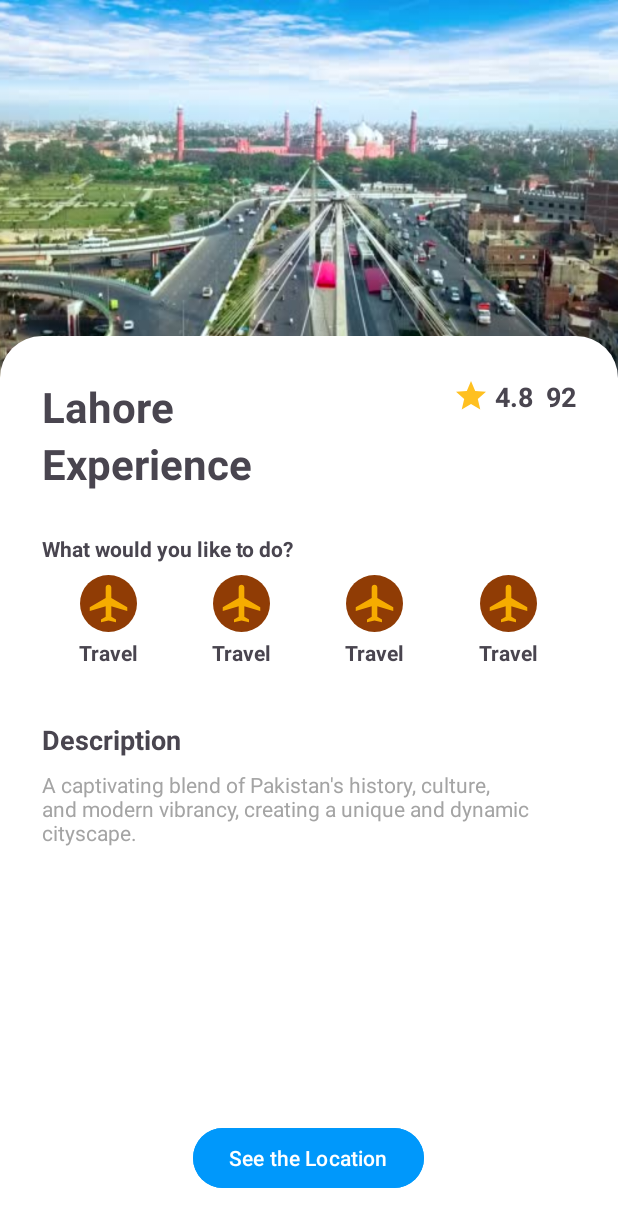
After one commit to SJPersonalProjects/Your-Guide, an Android app: the LahoreCityActivity screen opened directly, with no data from a screen before it, on a phone screen of 412 x 824 dp. The commit adds this screen. Shown: the top 1227 px of the screen. Run offline under Robolectric (Android 15) with nearby library versions, the phone set to English and light mode, and no system bars.

Commit message:
Created the layout file for the city cards of the province

```diff
--- a/app/src/main/AndroidManifest.xml
+++ b/app/src/main/AndroidManifest.xml
@@ -12,6 +12,9 @@
         android:supportsRtl="true"
         android:theme="@style/Theme.YourGuide"
         tools:targetApi="31">
+        <activity
+            android:name=".punjab_province.LahoreCityActivity"
+            android:exported="false" />
         <activity
             android:name=".kpk_province.KPKActivity"
             android:exported="false" />
--- /dev/null
+++ b/app/src/main/java/com/example/yourguide/punjab_province/LahoreCityActivity.java
@@ -0,0 +1,16 @@
+package com.example.yourguide.punjab_province;
+
+import androidx.appcompat.app.AppCompatActivity;
+
+import android.os.Bundle;
+
+import com.example.yourguide.R;
+
+public class LahoreCityActivity extends AppCompatActivity {
+
+    @Override
+    protected void onCreate(Bundle savedInstanceState) {
+        super.onCreate(savedInstanceState);
+        setContentView(R.layout.activity_lahore_city);
+    }
+}
--- a/app/src/main/java/com/example/yourguide/punjab_province/PunjabActivity.java
+++ b/app/src/main/java/com/example/yourguide/punjab_province/PunjabActivity.java
@@ -4,6 +4,7 @@ import androidx.appcompat.app.AppCompatActivity;
 import androidx.recyclerview.widget.LinearLayoutManager;
 import androidx.recyclerview.widget.RecyclerView;
 
+import android.content.Intent;
 import android.os.Bundle;
 import android.widget.Toast;
 
@@ -45,11 +46,14 @@ public class PunjabActivity extends AppCompatActivity {
         punjabProvinceRecyclerView.setLayoutManager(citiesLayoutManager);
         punjabProvinceRecyclerView.setAdapter(adapter);
 
+        //This interface is triggered when any of the cities is clicked by the user.
         adapter.setOnItemClickListener(new ProvinceAdapter.OnItemClickListener() {
             @Override
             public void onItemClick(int position) {
                 //Toast to show the click event message of cards in Punjab Activity.
                 Toast.makeText(PunjabActivity.this, popularCitiesList.get(position).getCardTitle(), Toast.LENGTH_SHORT).show();
+                Intent lahoreCityIntent = new Intent(PunjabActivity.this, LahoreCityActivity.class);
+                startActivity(lahoreCityIntent); //Start LahoreCityActivity.
             }
         });
 
--- /dev/null
+++ b/app/src/main/res/drawable/baseline_airplanemode_active_24.xml
@@ -0,0 +1,5 @@
+<vector android:height="24dp" android:tint="#F6AC00"
+    android:viewportHeight="24" android:viewportWidth="24"
+    android:width="24dp" xmlns:android="http://schemas.android.com/apk/res/android">
+    <path android:fillColor="@android:color/white" android:pathData="M22,16v-2l-8.5,-5V3.5C13.5,2.67 12.83,2 12,2s-1.5,0.67 -1.5,1.5V9L2,14v2l8.5,-2.5V19L8,20.5L8,22l4,-1l4,1l0,-1.5L13.5,19v-5.5L22,16z"/>
+</vector>
--- /dev/null
+++ b/app/src/main/res/drawable/rounded_from_top.xml
@@ -0,0 +1,5 @@
+<?xml version="1.0" encoding="utf-8"?>
+<shape xmlns:android="http://schemas.android.com/apk/res/android">
+    <corners android:topLeftRadius="28dp" android:topRightRadius="28dp" android:bottomLeftRadius="0dp" android:bottomRightRadius="0dp" />
+    <solid android:color="@android:color/white" />
+</shape>
--- /dev/null
+++ b/app/src/main/res/layout/activity_lahore_city.xml
@@ -0,0 +1,208 @@
+<?xml version="1.0" encoding="utf-8"?>
+<RelativeLayout xmlns:android="http://schemas.android.com/apk/res/android"
+    xmlns:tools="http://schemas.android.com/tools"
+    android:layout_width="match_parent"
+    android:layout_height="match_parent"
+    android:orientation="vertical"
+    tools:context=".punjab_province.LahoreCityActivity">
+
+    <ImageView
+        android:id="@+id/city_preview_image"
+        android:layout_width="match_parent"
+        android:layout_height="300dp"
+        android:contentDescription="@string/todo"
+        android:scaleType="centerCrop"
+        android:src="@drawable/lahore_city" />
+
+    <RelativeLayout
+        android:layout_width="match_parent"
+        android:layout_height="600dp"
+        android:layout_alignParentBottom="true"
+        android:background="@drawable/rounded_from_top"
+        android:backgroundTint="#FFFFFF"
+        android:orientation="vertical"
+        tools:ignore="UselessParent">
+
+        <TextView
+            android:id="@+id/city_name"
+            style="@style/CityHeadingTheme"
+            android:layout_marginTop="28dp"
+            android:gravity="top"
+            android:text="@string/punjab_city_one_title" />
+
+        <TextView
+            android:id="@+id/city_sub_name"
+            style="@style/CityHeadingTheme"
+            android:layout_below="@id/city_name"
+            android:text="@string/experience" />
+
+        <TextView
+            android:id="@+id/city_review"
+            android:layout_width="wrap_content"
+            android:layout_height="wrap_content"
+            android:layout_alignParentEnd="true"
+            android:layout_marginTop="28dp"
+            android:layout_marginEnd="28dp"
+            android:text="@string/punjab_city_one_review"
+            android:textSize="18sp"
+            android:textStyle="bold"/>
+
+        <TextView
+            android:id="@+id/city_rating"
+            android:layout_width="wrap_content"
+            android:layout_height="wrap_content"
+            android:layout_marginTop="28dp"
+            android:paddingStart="4dp"
+            android:paddingEnd="8dp"
+            android:layout_toStartOf="@id/city_review"
+            android:text="@string/punjab_city_one_rating"
+            android:textSize="18sp"
+            android:textStyle="bold"/>
+
+        <ImageView
+            android:id="@+id/rating_star"
+            android:layout_width="wrap_content"
+            android:layout_height="wrap_content"
+            android:layout_marginTop="28dp"
+            android:layout_toStartOf="@id/city_rating"
+            android:src="@drawable/baseline_star_24"
+            android:contentDescription="@string/todo"/>
+
+        <TextView
+            android:id="@+id/what_would_you_like_to_do"
+            style="@style/CityIconQuestionTheme"
+            android:layout_below="@id/city_sub_name"
+            android:layout_marginTop="28dp"
+            android:text="@string/what_would_you_like_to_do" />
+
+        <LinearLayout
+            android:id="@+id/icons_linear_layout"
+            android:layout_width="match_parent"
+            android:layout_height="wrap_content"
+            android:layout_below="@id/what_would_you_like_to_do"
+            android:layout_marginStart="28dp"
+            android:layout_marginTop="8dp"
+            android:layout_marginEnd="28dp"
+            android:layout_marginBottom="8dp"
+            android:orientation="horizontal"
+            tools:ignore="DisableBaselineAlignment">
+
+            <LinearLayout
+                android:layout_width="0dp"
+                android:layout_height="wrap_content"
+                android:layout_weight="1"
+                android:orientation="vertical"
+                tools:ignore="UseCompoundDrawables">
+
+                <ImageView
+                    android:id="@+id/icon_one"
+                    style="@style/CityIconTheme"
+                    android:contentDescription="@string/todo"
+                    android:src="@drawable/baseline_airplanemode_active_24" />
+
+                <TextView
+                    android:id="@+id/icon_one_title"
+                    style="@style/CityIconTextTheme"
+                    android:text="@string/travel" />
+            </LinearLayout>
+
+            <LinearLayout
+                android:layout_width="0dp"
+                android:layout_height="wrap_content"
+                android:layout_weight="1"
+                android:orientation="vertical"
+                tools:ignore="UseCompoundDrawables">
+
+                <ImageView
+                    android:id="@+id/icon_two"
+                    style="@style/CityIconTheme"
+                    android:contentDescription="@string/todo"
+                    android:src="@drawable/baseline_airplanemode_active_24" />
+
+                <TextView
+                    android:id="@+id/icon_tww_title"
+                    style="@style/CityIconTextTheme"
+                    android:text="@string/travel" />
+            </LinearLayout>
+
+            <LinearLayout
+                android:layout_width="0dp"
+                android:layout_height="wrap_content"
+                android:layout_weight="1"
+                android:orientation="vertical"
+                tools:ignore="UseCompoundDrawables">
+
+                <ImageView
+                    android:id="@+id/icon_three"
+                    style="@style/CityIconTheme"
+                    android:contentDescription="@string/todo"
+                    android:src="@drawable/baseline_airplanemode_active_24" />
+
+                <TextView
+                    android:id="@+id/icon_three_title"
+                    style="@style/CityIconTextTheme"
+                    android:text="@string/travel" />
+            </LinearLayout>
+
+            <LinearLayout
+                android:layout_width="0dp"
+                android:layout_height="wrap_content"
+                android:layout_weight="1"
+                android:orientation="vertical"
+                tools:ignore="UseCompoundDrawables">
+
+                <ImageView
+                    android:id="@+id/icon_four"
+                    style="@style/CityIconTheme"
+                    android:contentDescription="@string/todo"
+                    android:src="@drawable/baseline_airplanemode_active_24" />
+
+                <TextView
+                    android:id="@+id/icon_four_title"
+                    style="@style/CityIconTextTheme"
+                    android:text="@string/travel" />
+            </LinearLayout>
+        </LinearLayout>
+
+        <TextView
+            android:id="@+id/city_description_title"
+            android:layout_width="match_parent"
+            android:layout_height="wrap_content"
+            android:layout_below="@id/icons_linear_layout"
+            android:layout_marginStart="28dp"
+            android:layout_marginTop="28dp"
+            android:layout_marginEnd="28dp"
+            android:text="@string/description"
+            android:textSize="18sp"
+            android:textStyle="bold" />
+
+        <TextView
+            android:id="@+id/city_description"
+            android:layout_width="match_parent"
+            android:layout_height="wrap_content"
+            android:layout_below="@id/city_description_title"
+            android:layout_above="@id/location_button"
+            android:layout_marginStart="28dp"
+            android:layout_marginEnd="28dp"
+            android:layout_marginTop="8dp"
+            android:layout_marginBottom="8dp"
+            android:ellipsize="end"
+            android:text="@string/punjab_city_one_description"
+            android:textColor="#A4A4A4"
+            android:textSize="14sp"/>
+
+        <Button
+            android:id="@+id/location_button"
+            android:layout_width="wrap_content"
+            android:layout_height="wrap_content"
+            android:layout_alignParentBottom="true"
+            android:layout_centerHorizontal="true"
+            android:layout_gravity="center"
+            android:layout_marginStart="28dp"
+            android:layout_marginEnd="28dp"
+            android:layout_marginBottom="28dp"
+            android:backgroundTint="#0098FB"
+            android:text="@string/see_the_location" />
+
+    </RelativeLayout>
+</RelativeLayout>
--- a/app/src/main/res/values/strings.xml
+++ b/app/src/main/res/values/strings.xml
@@ -47,27 +47,27 @@
     <!-- Punjab province strings. -->
     <!-- Punjab Province top 5 cities -->
     <!-- City 1. Lahore -->
-    <string name="punjab_city_one_title">Lahore City</string>
+    <string name="punjab_city_one_title">Lahore</string>
     <string name="punjab_city_one_description">A captivating blend of Pakistan\'s history, culture, and modern vibrancy, creating a unique and dynamic cityscape.</string>
     <string name="punjab_city_one_rating">4.8</string>
     <string name="punjab_city_one_review">92</string>
     <!-- City 2. Faisalabad -->
-    <string name="punjab_city_two_title">Faisalabad City</string>
+    <string name="punjab_city_two_title">Faisalabad</string>
     <string name="punjab_city_two_description">An industrious Pakistani city, renowned for textiles and commerce, contributing significantly to the nation\'s economy.</string>
     <string name="punjab_city_two_rating">4.2</string>
     <string name="punjab_city_two_review">62</string>
     <!-- City 3. Rawalpindi -->
-    <string name="punjab_city_three_title">Rawalpindi City</string>
+    <string name="punjab_city_three_title">Rawalpindi</string>
     <string name="punjab_city_three_description">A historic city adjacent to Islamabad, Pakistan\'s capital, with a rich blend of tradition, military significance, and urban life.</string>
     <string name="punjab_city_three_rating">4.5</string>
     <string name="punjab_city_three_review">99</string>
     <!-- City 4. Multan -->
-    <string name="punjab_city_four_title">Multan City</string>
+    <string name="punjab_city_four_title">Multan</string>
     <string name="punjab_city_four_description">Pakistan\'s \'City of Saints\', steeped in history, known for its shrines, bazaars, and vibrant cultural heritage.</string>
     <string name="punjab_city_four_rating">3.9</string>
     <string name="punjab_city_four_review">59</string>
     <!-- City 5. Gujranwala -->
-    <string name="punjab_city_five_title">Gujranwala City</string>
+    <string name="punjab_city_five_title">Gujranwala</string>
     <string name="punjab_city_five_description">A bustling industrial city in Pakistan, famed for its manufacturing prowess and vibrant commercial activity.</string>
     <string name="punjab_city_five_rating">3.9</string>
     <string name="punjab_city_five_review">42</string>
@@ -75,17 +75,17 @@
 
     <!-- Punjab province top 5 restaurants. -->
     <!-- 1. Monal Restaurant -->
-    <string name="punjab_restaurant_one_title">Monal Restaurant</string>
+    <string name="punjab_restaurant_one_title">Monal</string>
     <string name="punjab_restaurant_one_description">Vegetarian Friendly, Vegan Options, Halal, Gluten Free Options</string>
     <string name="punjab_restaurant_one_rating">4.5</string>
     <string name="punjab_restaurant_one_review">588</string>
     <!-- 2. Haveli Restaurant -->
-    <string name="punjab_restaurant_two_title">Haveli Restaurant</string>
+    <string name="punjab_restaurant_two_title">Haveli</string>
     <string name="punjab_restaurant_two_description">Vegetarian Friendly, Vegan Options, Halal, Gluten Free Options</string>
     <string name="punjab_restaurant_two_rating">4.0</string>
     <string name="punjab_restaurant_two_review">223</string>
     <!-- 3. Andaaz Restaurant -->
-    <string name="punjab_restaurant_three_title">Andaaz Restaurant</string>
+    <string name="punjab_restaurant_three_title">Andaaz</string>
     <string name="punjab_restaurant_three_description">Vegetarian Friendly, Vegan Options, Halal, Gluten Free Options</string>
     <string name="punjab_restaurant_three_rating">4.5</string>
     <string name="punjab_restaurant_three_review">393</string>
@@ -95,7 +95,7 @@
     <string name="punjab_restaurant_four_rating">4.0</string>
     <string name="punjab_restaurant_four_review">189</string>
     <!-- 5. Dera Restaurant -->
-    <string name="punjab_restaurant_five_title">Dera Restaurant</string>
+    <string name="punjab_restaurant_five_title">Dera</string>
     <string name="punjab_restaurant_five_description">Halal Dinner, Lunch, Late Night</string>
     <string name="punjab_restaurant_five_rating">4.0</string>
     <string name="punjab_restaurant_five_review">72</string>
@@ -160,12 +160,12 @@
 
     <!-- Sindh province top 5 restaurants. -->
     <!-- 1. Royal Taj restaurant. -->
-    <string name="sindh_restaurant_one_title">Royal Taj Restaurant</string>
+    <string name="sindh_restaurant_one_title">Royal Taj</string>
     <string name="sindh_restaurant_one_description">Exquisite flavors and regal ambiance at Royal Taj, a culinary gem in Pakistan.</string>
     <string name="sindh_restaurant_one_rating">4.5</string>
     <string name="sindh_restaurant_one_review">102</string>
     <!-- 2. Ridan House of Mandi restaurant. -->
-    <string name="sindh_restaurant_two_title">Ridan Restaurant</string>
+    <string name="sindh_restaurant_two_title">Ridan Mandi House</string>
     <string name="sindh_restaurant_two_description">Savor authentic Mandi delights at Ridan House of Mandi, a taste of tradition in Pakistan.</string>
     <string name="sindh_restaurant_two_rating">4.2</string>
     <string name="sindh_restaurant_two_review">105</string>
@@ -263,7 +263,7 @@
     <string name="balochistan_restaurant_four_rating">4.2</string>
     <string name="balochistan_restaurant_four_review">98</string>
     <!-- Mehfil Restaurant. -->
-    <string name="balochistan_restaurant_five_title">Mehfil Restaurant</string>
+    <string name="balochistan_restaurant_five_title">Mehfil</string>
     <string name="balochistan_restaurant_five_description">Delight in traditional Pakistani BBQ for dinner at our cozy restaurant, a flavorful experience awaits!</string>
     <string name="balochistan_restaurant_five_rating">4.2</string>
     <string name="balochistan_restaurant_five_review">102</string>
@@ -335,17 +335,17 @@
     <string name="kpk_restaurant_two_rating">4.0</string>
     <string name="kpk_restaurant_two_review">41</string>
     <!-- 3. Pinetree Restaurant. -->
-    <string name="kpk_restaurant_three_title">Pinetree Restaurant</string>
+    <string name="kpk_restaurant_three_title">Pinetree</string>
     <string name="kpk_restaurant_three_description">Global tastes unite: International, BBQ, Asian, Middle Eastern, Pakistani delights.</string>
     <string name="kpk_restaurant_three_rating">3.5</string>
     <string name="kpk_restaurant_three_review">40</string>
     <!-- 4. Bukhara (Roof Top Barbecue). -->
-    <string name="kpk_restaurant_four_title">Bukhara (Roof Top Barbecue)</string>
+    <string name="kpk_restaurant_four_title">Bukhara Rooftop BBQ</string>
     <string name="kpk_restaurant_four_description">Sizzle under the stars: Rooftop BBQ delights await at our restaurant.</string>
     <string name="kpk_restaurant_four_rating">4.0</string>
     <string name="kpk_restaurant_four_review">27</string>
     <!-- 5. Swat Marina Restaurant. -->
-    <string name="kpk_restaurant_five_title">Swat Marina Restaurant</string>
+    <string name="kpk_restaurant_five_title">Swat Marina</string>
     <string name="kpk_restaurant_five_description">Journey through flavors: Middle Eastern &amp; Afghan dishes at our restaurant.</string>
     <string name="kpk_restaurant_five_rating">5.0</string>
     <string name="kpk_restaurant_five_review">5</string>
@@ -376,4 +376,12 @@
     <string name="kpk_historical_place_five_description">St. John\'s Church: Graceful landmark, echoes of history in Pakistan.</string>
     <string name="kpk_historical_place_five_rating">4.0</string>
     <string name="kpk_historical_place_five_review">3</string>
+
+
+    <!-- City Layout Texts. -->
+    <string name="travel">Travel</string>
+    <string name="experience">Experience</string>
+    <string name="what_would_you_like_to_do">What would you like to do?</string>
+    <string name="description">Description</string>
+    <string name="see_the_location">See the Location</string>
 </resources>
--- a/app/src/main/res/values/themes.xml
+++ b/app/src/main/res/values/themes.xml
@@ -56,4 +56,42 @@
         <item name="android:layout_marginTop">24dp</item>
         <item name="android:orientation">horizontal</item>
     </style>
+
+    <!-- City Activity Themes. -->
+    <style name="CityHeadingTheme">
+        <item name="android:layout_width">wrap_content</item>
+        <item name="android:layout_height">wrap_content</item>
+        <item name="android:layout_marginStart">28dp</item>
+        <item name="android:layout_marginEnd">28dp</item>
+        <item name="android:textSize">28sp</item>
+        <item name="android:textStyle">bold</item>
+    </style>
+
+    <style name="CityIconQuestionTheme">
+        <item name="android:layout_width">match_parent</item>
+        <item name="android:layout_height">wrap_content</item>
+        <item name="android:layout_marginStart">28dp</item>
+        <item name="android:layout_marginEnd">28dp</item>
+        <item name="android:textSize">14sp</item>
+        <item name="android:textStyle">bold</item>
+    </style>
+
+    <!-- Icon in the city layouts. -->
+    <style name="CityIconTheme">
+        <item name="android:layout_width">38dp</item>
+        <item name="android:layout_height">38dp</item>
+        <item name="android:layout_gravity">center</item>
+        <item name="android:background">@drawable/data_circle</item>
+        <item name="android:padding">4dp</item>
+    </style>
+
+    <!-- Text below the icons in the city layouts. -->
+    <style name="CityIconTextTheme">
+        <item name="android:layout_width">wrap_content</item>
+        <item name="android:layout_height">wrap_content</item>
+        <item name="android:layout_gravity">center</item>
+        <item name="android:layout_marginTop">4dp</item>
+        <item name="android:textSize">14sp</item>
+        <item name="android:textStyle">bold</item>
+    </style>
 </resources>
```
